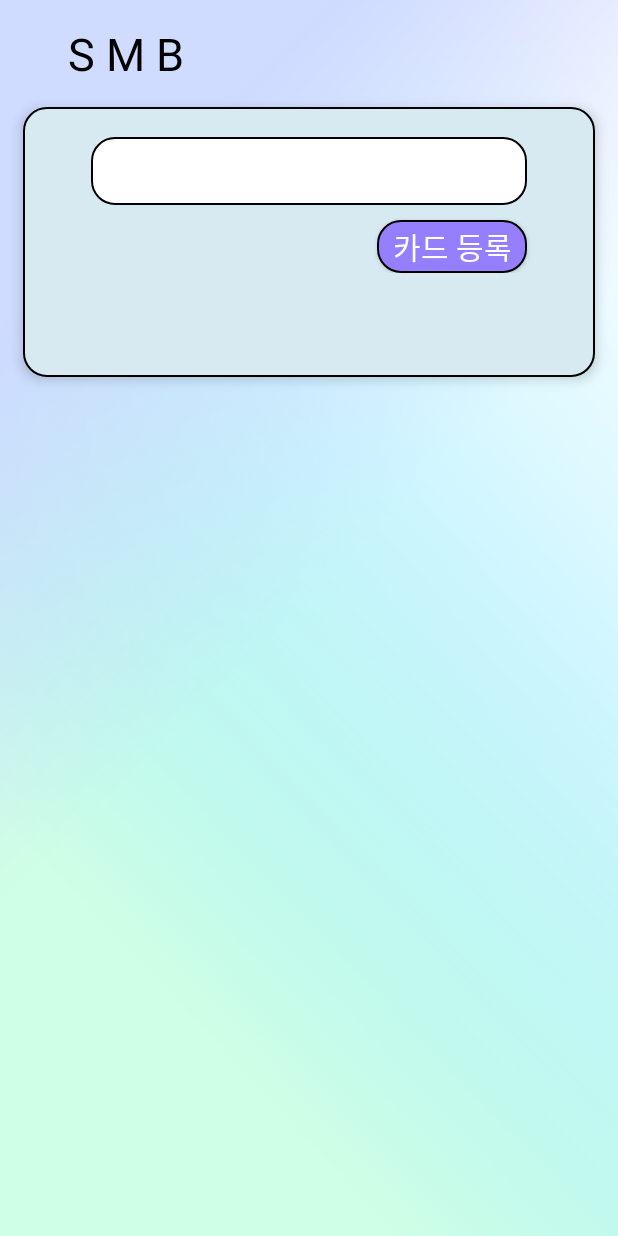
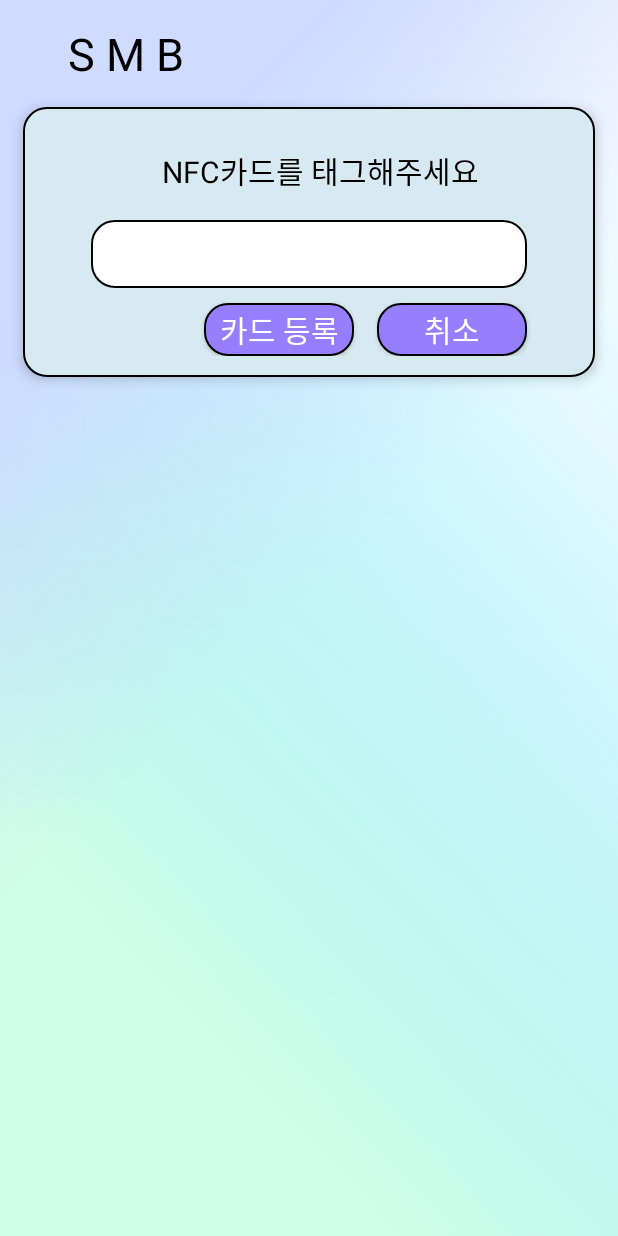
Before and after one commit to kyu9341/FineDust-Hackathon, an Android app: the CardActivity screen opened directly, with no data from a screen before it, on a phone screen of 412 x 824 dp. Run offline under Robolectric (Android 15) with nearby library versions, the phone set to English and light mode, and no system bars.

Commit message:
해커톤 발표본

```diff
--- a/app/src/main/java/com/example/finedustapp/CardActivity.java
+++ b/app/src/main/java/com/example/finedustapp/CardActivity.java
@@ -27,7 +27,7 @@ import java.net.URLEncoder;
 
 public class CardActivity extends AppCompatActivity {
 
-    EditText cardNumText;
+    TextView cardNumText;
 
     private NfcAdapter nfcAdapter;//nfc 어뎁터
     private PendingIntent pendingIntent;
@@ -39,8 +39,9 @@ public class CardActivity extends AppCompatActivity {
     protected void onCreate(Bundle savedInstanceState) {
         super.onCreate(savedInstanceState);
         setContentView(R.layout.activity_card);
-        cardNumText = (EditText) findViewById(R.id.cardNumText);
+        cardNumText = (TextView) findViewById(R.id.cardNumText);
         Button cardBtn = (Button)findViewById(R.id.cardBtn);
+        Button cancelBtn = (Button)findViewById(R.id.cancelBtn);
 
         nfcAdapter = NfcAdapter.getDefaultAdapter(this);//nfc 어뎁터 등록
         Intent intent = new Intent(this, getClass()).addFlags(Intent.FLAG_ACTIVITY_SINGLE_TOP);
@@ -58,6 +59,12 @@ public class CardActivity extends AppCompatActivity {
             }
         });
 
+        cancelBtn.setOnClickListener(new View.OnClickListener() {
+            @Override
+            public void onClick(View v) {
+                finish();
+            }
+        });
 
 
     }
@@ -106,7 +113,7 @@ public class CardActivity extends AppCompatActivity {
         @Override
         protected void onPreExecute(){
             try{
-                target = "http://kyu9341.cafe24.com/dust1.php?RegisterCard="+ URLEncoder.encode(cardNum, "UTF-8")+"&ID="+URLEncoder.encode(MainActivity.userID, "UTF-8"); // GET 방식으로 인덱스를 서버에 전송
+                target = "http://kyu9341.cafe24.com/RegisterCard.php?CardNum="+ URLEncoder.encode(cardNum, "UTF-8")+"&ID="+URLEncoder.encode(MainActivity.userID, "UTF-8"); // GET 방식으로 인덱스를 서버에 전송
                 Log.e("cardNum = ", cardNum + "  //cardNum");
                 Log.e("MainActivity.userID = ", MainActivity.userID + "  //MainActivity.userID");
 
@@ -155,6 +162,7 @@ public class CardActivity extends AppCompatActivity {
                 boolean success = jsonObject.getBoolean("success");
 
 
+
                 if(success){
 
                     AlertDialog.Builder builder = new AlertDialog.Builder(CardActivity.this);
@@ -164,7 +172,7 @@ public class CardActivity extends AppCompatActivity {
                     dialog.show();
 
                     Intent intent = new Intent(getApplicationContext(), MainActivity.class);  // 메인 액티비티로 넘어감
-                    intent.putExtra("userID", cardNum);
+                    intent.putExtra("CardNum", cardNum);
                     startActivity(intent);
 
                     finish();
--- a/app/src/main/java/com/example/finedustapp/MainActivity.java
+++ b/app/src/main/java/com/example/finedustapp/MainActivity.java
@@ -31,6 +31,7 @@ public class MainActivity extends AppCompatActivity {
     TextView userIDText;
     public static String userID;
     public final String idKey = "userID";
+    private String CardNum;
 
     @Override
     protected void onCreate(Bundle savedInstanceState) {
@@ -49,6 +50,9 @@ public class MainActivity extends AppCompatActivity {
         Intent intent = getIntent();
         userID = intent.getStringExtra("userID");
         Log.e("userID = ",userID+"userID");
+
+        CardNum = intent.getStringExtra("CardNum");
+        Log.e("CardNum = ",CardNum+"  /CardNum");
         // 지난번 저장해놨던 사용자 입력값을 꺼내서 보여주기
         SharedPreferences sf = getSharedPreferences(idKey, 0);
         String str = sf.getString("name", ""); // 키값으로 꺼냄
@@ -58,6 +62,7 @@ public class MainActivity extends AppCompatActivity {
 
         if(str.equals("") && userID == null){
             userIDText.setText("먼저 로그인을 해주세요");
+            cardBtn.setVisibility(View.INVISIBLE);
         }else{
 
         //    userIDText.setText(userID+"님 환영합니다");
--- a/app/src/main/java/com/example/finedustapp/MapActivity.java
+++ b/app/src/main/java/com/example/finedustapp/MapActivity.java
@@ -152,9 +152,9 @@ public class MapActivity extends AppCompatActivity  implements OnMapReadyCallbac
                         public boolean onMarkerClick(Marker marker) {
 
                                     String placeName = place.getName();
-                                    markerOptions.title(placeName+"역");
-                                     Toast.makeText(getApplicationContext(), placeName, Toast.LENGTH_LONG)
-                                               .show();
+  //                                  markerOptions.title(placeName+"역");
+   //                                  Toast.makeText(getApplicationContext(), placeName, Toast.LENGTH_LONG)
+    //                                           .show();
                             return false;
                         }
                     });
--- a/app/src/main/res/layout/activity_card.xml
+++ b/app/src/main/res/layout/activity_card.xml
@@ -31,17 +31,34 @@
         android:elevation="5dp"
         android:orientation="vertical">
 
-        <EditText
+        <TextView
+        android:gravity="center"
+        android:text="NFC카드를 태그해주세요"
+        android:layout_width="match_parent"
+        android:layout_height="45dp"
+            android:layout_marginLeft="45dp"
+            android:layout_marginTop="20dp"
+            android:layout_marginRight="45dp"
+            android:paddingLeft="15dp"
+            android:textColor="#000000"
+            android:textColorHint="#888888"
+            android:textSize="20dp"/>
+
+
+
+
+        <TextView
             android:id="@+id/cardNumText"
             android:layout_width="match_parent"
             android:layout_height="45dp"
             android:layout_marginLeft="45dp"
-            android:layout_marginTop="20dp"
+            android:layout_marginTop="10dp"
             android:layout_marginRight="45dp"
             android:background="@drawable/nemo"
             android:paddingLeft="15dp"
             android:textColor="#000000"
-            android:textColorHint="#888888" />
+            android:textColorHint="#888888"
+            android:textSize="25dp"/>
 
 
         <LinearLayout
@@ -61,9 +78,21 @@
                 android:layout_height="35dp"
                 android:layout_gravity="center"
                 android:layout_marginTop="5dp"
+                android:layout_marginRight="15dp"
+                android:background="@drawable/stunemo"
+                android:text="카드 등록"
+                android:textSize="20dp"
+                android:textColor="#ffffff"
+                />
+            <Button
+                android:id="@+id/cancelBtn"
+                android:layout_width="100dp"
+                android:layout_height="35dp"
+                android:layout_gravity="center"
+                android:layout_marginTop="5dp"
                 android:layout_marginRight="45dp"
                 android:background="@drawable/stunemo"
-                android:text="카드 등록"
+                android:text="취소"
                 android:textSize="20dp"
                 android:textColor="#ffffff"
                 />
```
Also changed, not shown: app/src/main/res/layout/activity_main.xml (+27 -35 lines), app/src/main/res/layout/activity_register.xml (+5 -5 lines).
